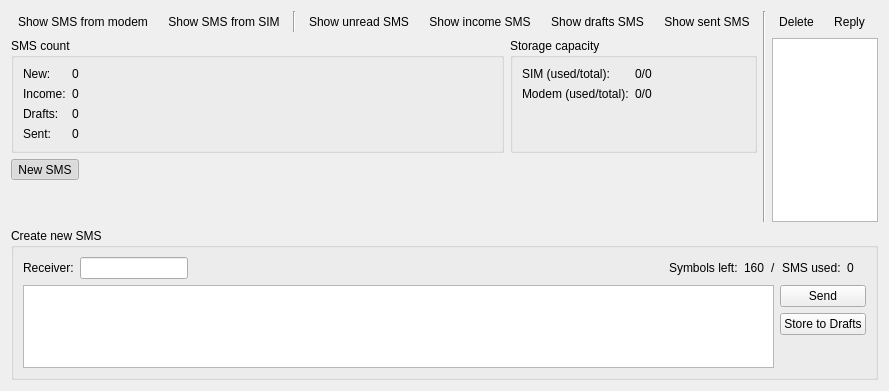
The window that gsmmanager/SmsView.ui (a-ilin/wwaneric) describes before a commit, drawn with Qt 5.
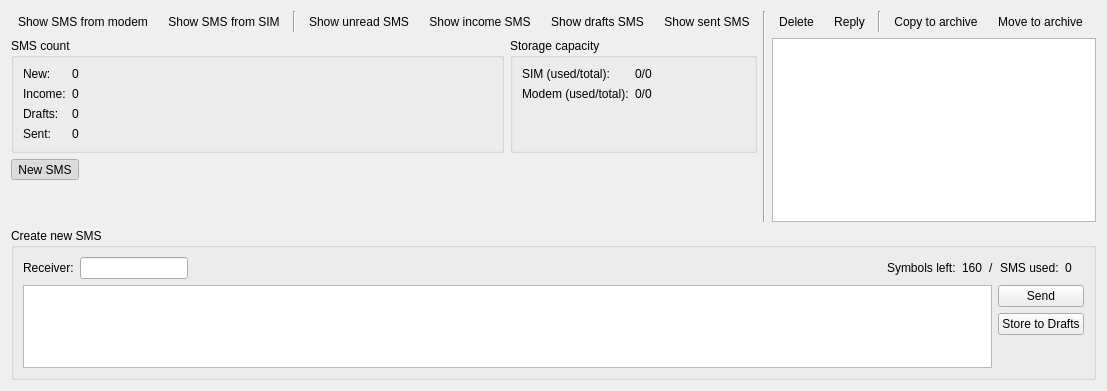
The same window after the commit. Icons and pictures are not drawn.

Commit message: Rename SettingsView to SerialPortSettingsView

```diff
--- a/gsmmanager/SmsView.ui
+++ b/gsmmanager/SmsView.ui
@@ -346,20 +346,7 @@
      </item>
      <item>
       <layout class="QGridLayout" name="gridLayout_3">
-       <item row="0" column="3">
-        <spacer name="horizontalSpacer">
-         <property name="orientation">
-          <enum>Qt::Horizontal</enum>
-         </property>
-         <property name="sizeHint" stdset="0">
-          <size>
-           <width>40</width>
-           <height>20</height>
-          </size>
-         </property>
-        </spacer>
-       </item>
-       <item row="1" column="1" colspan="3">
+       <item row="1" column="1" colspan="6">
         <widget class="QTableView" name="smsView">
          <property name="editTriggers">
           <set>QAbstractItemView::NoEditTriggers</set>
@@ -390,10 +377,23 @@
          </attribute>
         </widget>
        </item>
-       <item row="0" column="1">
-        <widget class="QToolButton" name="deleteBtn">
+       <item row="0" column="5">
+        <widget class="QToolButton" name="moveToArchiveBtn">
          <property name="text">
-          <string>Delete</string>
+          <string>Move to archive</string>
+         </property>
+         <property name="toolButtonStyle">
+          <enum>Qt::ToolButtonTextBesideIcon</enum>
+         </property>
+         <property name="autoRaise">
+          <bool>true</bool>
+         </property>
+        </widget>
+       </item>
+       <item row="0" column="4">
+        <widget class="QToolButton" name="copyToArchiveBtn">
+         <property name="text">
+          <string>Copy to archive</string>
          </property>
          <property name="toolButtonStyle">
           <enum>Qt::ToolButtonTextBesideIcon</enum>
@@ -416,6 +416,39 @@
          </property>
         </widget>
        </item>
+       <item row="0" column="1">
+        <widget class="QToolButton" name="deleteBtn">
+         <property name="text">
+          <string>Delete</string>
+         </property>
+         <property name="toolButtonStyle">
+          <enum>Qt::ToolButtonTextBesideIcon</enum>
+         </property>
+         <property name="autoRaise">
+          <bool>true</bool>
+         </property>
+        </widget>
+       </item>
+       <item row="0" column="6">
+        <spacer name="horizontalSpacer">
+         <property name="orientation">
+          <enum>Qt::Horizontal</enum>
+         </property>
+         <property name="sizeHint" stdset="0">
+          <size>
+           <width>40</width>
+           <height>20</height>
+          </size>
+         </property>
+        </spacer>
+       </item>
+       <item row="0" column="3">
+        <widget class="Line" name="line_3">
+         <property name="orientation">
+          <enum>Qt::Vertical</enum>
+         </property>
+        </widget>
+       </item>
       </layout>
      </item>
     </layout>
```
The commit also changes 9 other files.
